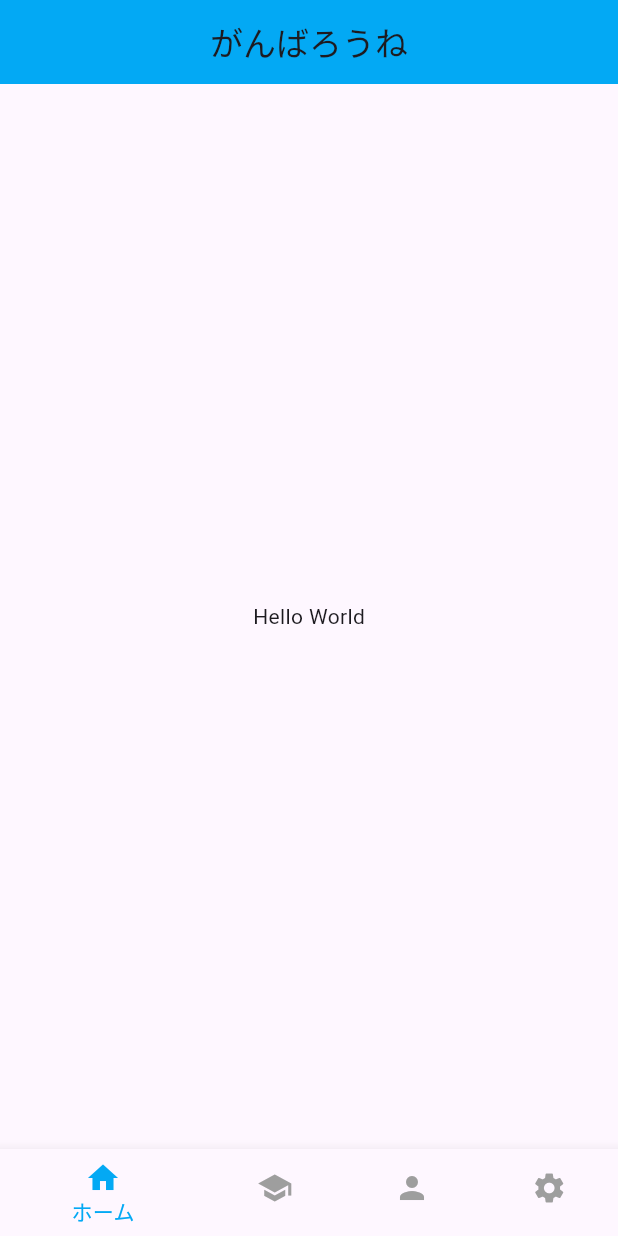
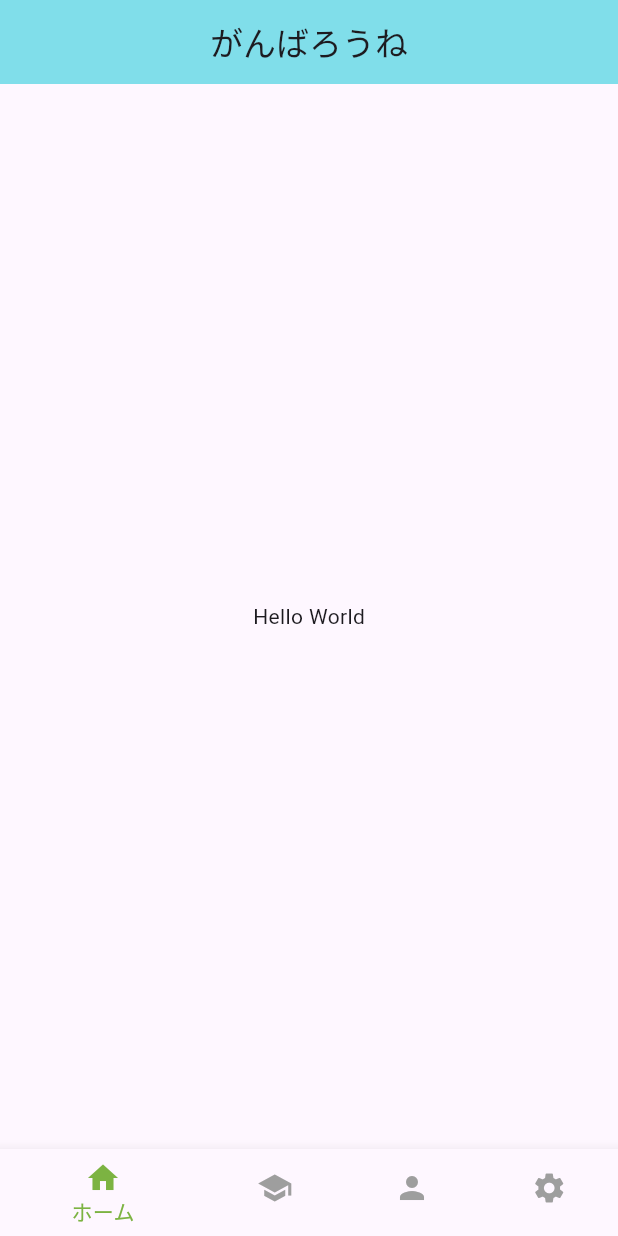
Before and after one commit to Ryosan846538/Ganbaroune, a Flutter app: the screen it shows after launch, on a phone screen of 412 x 824 dp. Run offline on Flutter 3.47's test engine with Material 3 defaults, Android fonts, the phone set to English and light mode, and no system bars.

Commit message:
Change color

```diff
--- a/lib/main.dart
+++ b/lib/main.dart
@@ -26,7 +26,7 @@ class MyAppState extends State<MyApp> {
     return MaterialApp(
       home: Scaffold(
         appBar: AppBar(
-          backgroundColor: Colors.lightBlue,
+          backgroundColor: Colors.cyan.shade200,
           title: const Text('がんばろうね'),
           centerTitle: true,
         ),
--- a/lib/screen/menu.dart
+++ b/lib/screen/menu.dart
@@ -12,7 +12,7 @@ class Menu extends StatelessWidget {
     return BottomNavigationBar(
       currentIndex: currentIndex,
       onTap: onTap,
-      selectedItemColor: Colors.lightBlue,
+      selectedItemColor: Colors.lightGreen.shade600,
       unselectedItemColor: Colors.grey,
       items: const [
         BottomNavigationBarItem(
```
